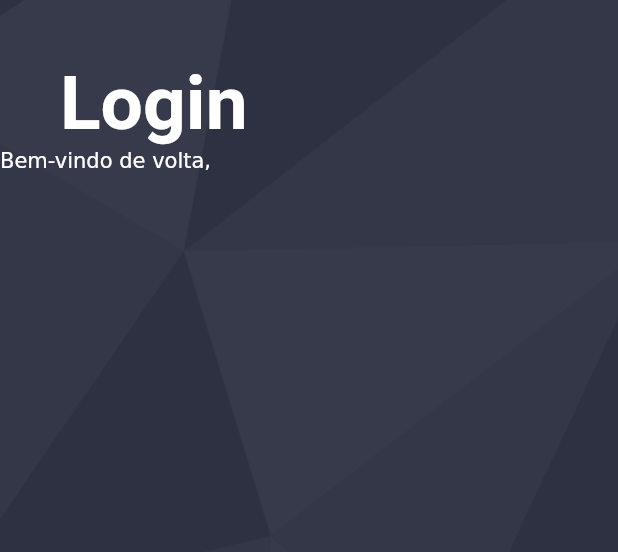
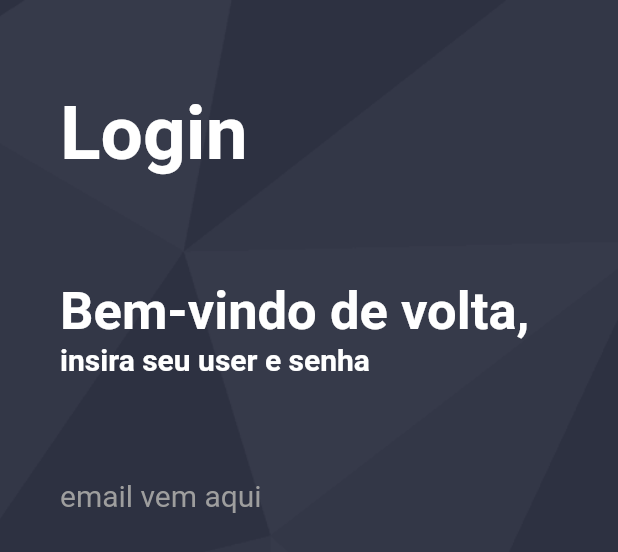
Before and after one commit to Delgado404/CryptoCurrency-App, a Flutter app: the LoginScreen widget shown alone on an empty page, opened directly, on a phone screen of 412 x 824 dp. Shown: the top 552 px of the screen. Run offline on Flutter 3.47's test engine with Material 2 defaults, Android fonts, the phone set to English and light mode, and no system bars; our stand-ins replace carousel_slider; missing offline and left inert: dart:ffi; Roboto replaces fonts that are missing (Ebrima).

Commit message:
TCC_android 1.2.3
Término do menu, resolução dos problemas nas telas de login e desenvolvimento do carrossel.

```diff
--- a/tcc_android/lib/screens/login_screen.dart
+++ b/tcc_android/lib/screens/login_screen.dart
@@ -1,9 +1,14 @@
+import 'dart:math';
+import 'comparation_screen.dart';
+import 'tabs_screen.dart';
 import 'package:flutter/material.dart';
+import 'package:tcc_android/main.dart';
 
 class LoginScreen extends StatelessWidget {
   @override
   Widget build(BuildContext context) {
     return Container(
+      // provavel que vá ter que mudar isso aqui
       decoration: BoxDecoration(
           color: Color.fromRGBO(45, 49, 66, 1),
           image: DecorationImage(
@@ -11,13 +16,16 @@ class LoginScreen extends StatelessWidget {
               image: AssetImage('assets/images/backgroundTCC.png'))),
       child: Column(
         children: <Widget>[
-          Padding(padding: EdgeInsets.all(20)),
+          Padding(padding: EdgeInsets.all(30)),
           Row(
             children: [
               Padding(padding: EdgeInsets.only(left: 40)),
               Text(
                 'Login',
                 style: TextStyle(
+                  decoration: TextDecoration
+                      .none, // aparentemente se tirar o text decoration none, fica com as linhas amarelas estranhas
+                  fontFamily: 'Ebrima',
                   fontSize: 50,
                   color: Colors.white,
                   fontWeight: FontWeight.bold,
@@ -27,12 +35,44 @@ class LoginScreen extends StatelessWidget {
           ),
           Row(
             children: [
+              Padding(padding: EdgeInsets.only(top: 200, left: 40)),
               RichText(
                   text: TextSpan(children: <TextSpan>[
-                TextSpan(text: 'Bem-vindo de volta,'),
+                TextSpan(
+                  text: 'Bem-vindo de volta, \n',
+                  style: TextStyle(
+                    fontFamily: 'Ebrima',
+                    fontWeight: FontWeight.bold,
+                    fontSize: 35,
+                  ),
+                ),
+                TextSpan(
+                  text: 'insira seu user e senha',
+                  style: TextStyle(
+                    fontFamily: 'Ebrima',
+                    fontSize: 20,
+                    fontWeight: FontWeight.bold,
+                  ),
+                ),
               ])),
             ],
-          )
+          ),
+          Row(
+            children: [
+              Padding(padding: EdgeInsets.only(left: 40)),
+              Text(
+                'email vem aqui',
+                style: TextStyle(
+                  fontFamily: 'Ebrima',
+                  decoration: TextDecoration
+                      .none, // aparentemente se tirar o text decoration none, fica com as linhas amarelas estranhas
+                  fontSize: 20,
+                  color: Colors.grey,
+                  fontWeight: FontWeight.normal,
+                ),
+              ),
+            ],
+          ),
         ],
       ),
     );
```
Also changed, not shown: tcc_android/lib/components/body.dart (+5 -5 lines), tcc_android/lib/main.dart (+33 -40 lines), tcc_android/lib/screens/tabs_screen.dart (+44 -38 lines), tcc_android/lib/screens/tutorial_screen.dart (+49 -62 lines), tcc_android/pubspec.yaml (+1 -6 lines), tcc_android/pubspec.lock, 1 other file.
